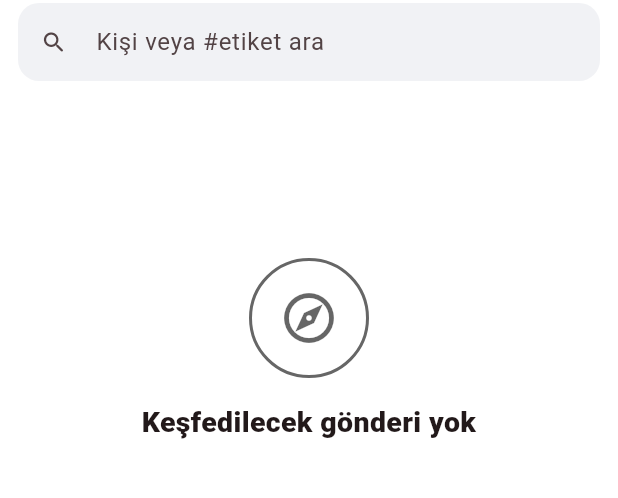
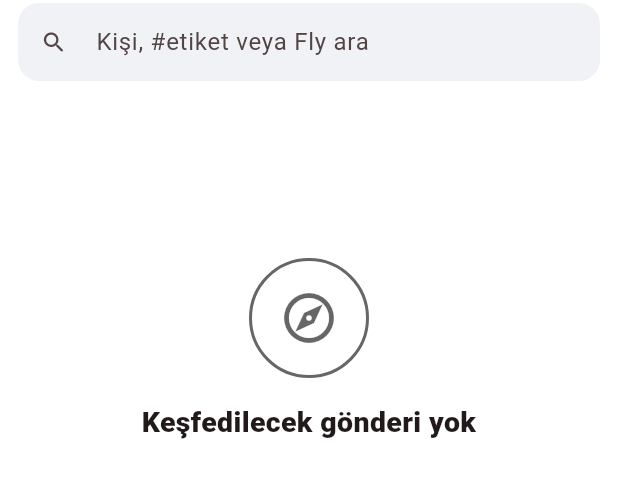
Before and after one commit to XADAN-900/flinq-flutter, a Flutter app: the screen it shows once a user with an empty profile is signed in, item 2 of the bottom bar chosen, on a phone screen of 412 x 824 dp, the part 45-543 px from its top. Run offline on Flutter 3.47's test engine with Material 3 defaults, Android fonts, the phone set to English and light mode, and no system bars; our stand-ins replace audioplayers, camera, firebase_auth, firebase_core, firebase_database, firebase_messaging and 5 more; missing offline and left inert: record; accounts and stored records are empty; network calls fail.

Commit message:
Keşfet: sadece foto/video; Fly'lar aramada; akışta Threads tarzı ayırıcı çizgi
Co-Authored-By: Claude Opus 4.8 <noreply@anthropic.com>
Claude-Session: https://claude.ai/code/session_01CACA2Mx29TZKNZirYG1QUx

```diff
--- a/lib/screens/explore_screen.dart
+++ b/lib/screens/explore_screen.dart
@@ -140,6 +140,7 @@ class _ExploreScreenState extends State<ExploreScreen> {
   Map<String, String> _captions = {};
   bool _loading = true;
   String _query = '';
+  List<Post> _flies = const [];
 
   bool _started = false;
 
@@ -176,7 +177,9 @@ class _ExploreScreenState extends State<ExploreScreen> {
 
     posts.sort((a, b) => score(b).compareTo(score(a)));
     setState(() {
-      _posts = posts;
+      _posts = posts.where((p) => p.type != 'text').toList();
+      _flies = posts.where((p) => p.type == 'text').toList()
+        ..sort((a, b) => b.timestamp.compareTo(a.timestamp));
       _users = users;
       _captions = caps;
       _loading = false;
@@ -211,7 +214,7 @@ class _ExploreScreenState extends State<ExploreScreen> {
           onChanged: (v) => setState(() => _query = v.trim()),
           textInputAction: TextInputAction.search,
           decoration: InputDecoration(
-            hintText: 'Kişi veya #etiket ara',
+            hintText: 'Kişi, #etiket veya Fly ara',
             isDense: true,
             prefixIcon: const Icon(Icons.search_rounded),
             suffixIcon: _query.isEmpty
@@ -245,7 +248,17 @@ class _ExploreScreenState extends State<ExploreScreen> {
                         subtitle: u.bio.isEmpty ? null : Text(u.bio, maxLines: 1, overflow: TextOverflow.ellipsis),
                         onTap: () => openProfile(context, u.uid),
                       ),
-                    if (tagList.isEmpty && userResults.isEmpty)
+                    if (!tagMode)
+                      for (final fly in _flies.where((p) => p.caption.toLowerCase().contains(q)).take(20))
+                        ListTile(
+                          leading: const CircleAvatar(child: Icon(Icons.bolt_rounded)),
+                          title: Text('@${fly.username}', style: const TextStyle(fontWeight: FontWeight.w700)),
+                          subtitle: Text(fly.caption, maxLines: 2, overflow: TextOverflow.ellipsis),
+                          onTap: () => Navigator.push(context,
+                              MaterialPageRoute(builder: (_) => PostListScreen(posts: [fly], title: 'Fly'))),
+                        ),
+                    if (tagList.isEmpty && userResults.isEmpty &&
+                        (tagMode || _flies.where((p) => p.caption.toLowerCase().contains(q)).isEmpty))
                       const Padding(
                         padding: EdgeInsets.only(top: 60),
                         child: EmptyState(icon: Icons.search_off_rounded, title: 'Sonuç bulunamadı'),
```
Also changed, not shown: lib/screens/home_screen.dart (+9 -4 lines).
